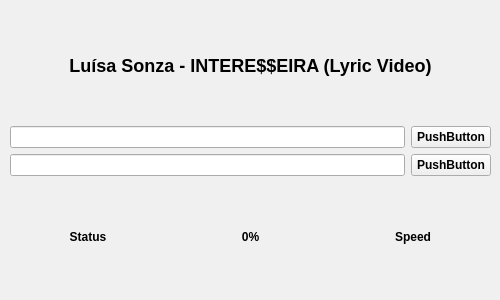
Old version of the form mainwidow.ui in the repository Patrick2681/video-downloader.
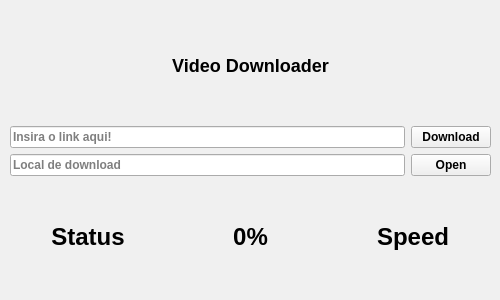
New version of the form.

Patch:
```diff
--- a/mainwidow.ui
+++ b/mainwidow.ui
@@ -689,7 +689,7 @@
          <string notr="true">font-size: 18px;</string>
         </property>
         <property name="text">
-         <string>Luísa Sonza - INTERE$$EIRA (Lyric Video)</string>
+         <string>Video Downloader</string>
         </property>
         <property name="alignment">
          <set>Qt::AlignCenter</set>
@@ -1119,6 +1119,15 @@
             </disabled>
            </palette>
           </property>
+          <property name="inputMask">
+           <string notr="true"/>
+          </property>
+          <property name="text">
+           <string notr="true"/>
+          </property>
+          <property name="placeholderText">
+           <string notr="true">Insira o link aqui!</string>
+          </property>
          </widget>
         </item>
         <item>
@@ -1541,6 +1550,12 @@
           <property name="styleSheet">
            <string notr="true"/>
           </property>
+          <property name="text">
+           <string notr="true"/>
+          </property>
+          <property name="placeholderText">
+           <string notr="true">Local de download</string>
+          </property>
          </widget>
         </item>
        </layout>
@@ -1550,14 +1565,14 @@
         <item>
          <widget class="QPushButton" name="pushButton">
           <property name="text">
-           <string>PushButton</string>
+           <string>Download</string>
           </property>
          </widget>
         </item>
         <item>
          <widget class="QPushButton" name="pushButton_2">
           <property name="text">
-           <string>PushButton</string>
+           <string>Open</string>
           </property>
          </widget>
         </item>
@@ -1569,6 +1584,12 @@
      <layout class="QHBoxLayout" name="horizontalLayout">
       <item>
        <widget class="QLabel" name="label_3">
+        <property name="font">
+         <font>
+          <pointsize>18</pointsize>
+          <bold>true</bold>
+         </font>
+        </property>
         <property name="text">
          <string>Status</string>
         </property>
@@ -1579,6 +1600,12 @@
       </item>
       <item>
        <widget class="QLabel" name="label_4">
+        <property name="font">
+         <font>
+          <pointsize>18</pointsize>
+          <bold>true</bold>
+         </font>
+        </property>
         <property name="text">
          <string>0%</string>
         </property>
@@ -1589,6 +1616,12 @@
       </item>
       <item>
        <widget class="QLabel" name="label_2">
+        <property name="font">
+         <font>
+          <pointsize>18</pointsize>
+          <bold>true</bold>
+         </font>
+        </property>
         <property name="text">
          <string>Speed</string>
         </property>
```
Left out of the diff: 10 changed lines with no effect on the pictures.
